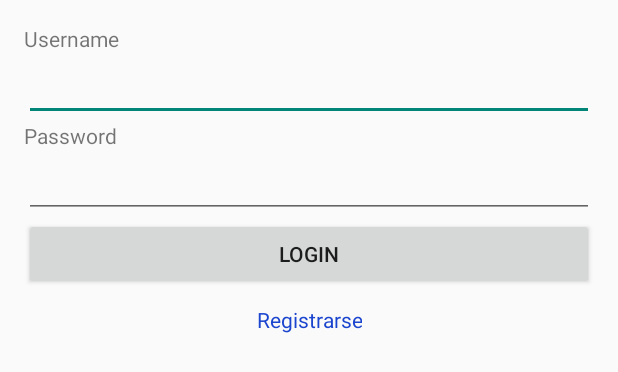
After one commit to lcuevas/VCS, an Android app: the layout activity_login.xml on its own in the app's theme, with its tools: preview values and no code run, on a phone screen of 412 x 824 dp. The commit adds this screen. Shown: the top 372 px of the screen. Run offline under Robolectric (Android 15) with nearby library versions, the phone set to English and light mode, and no system bars.

Commit message:
version ultima 11 de Marzo 09:47am

```diff
--- a/app/src/main/AndroidManifest.xml
+++ b/app/src/main/AndroidManifest.xml
@@ -11,7 +11,7 @@
         android:supportsRtl="true"
         android:theme="@style/AppTheme">
         <activity
-            android:name="com.eresvision.stv2.vista.Register"
+            android:name="com.eresvision.stv2.vista.Login"
             android:label="@string/app_name">
             <intent-filter>
                 <action android:name="android.intent.action.MAIN" />
@@ -20,6 +20,7 @@
             </intent-filter>
         </activity>
         <activity android:name="com.eresvision.stv2.vista.MainActivity"></activity>
+        <activity android:name="com.eresvision.stv2.vista.Register"></activity>
 
     </application>
 
--- a/app/src/main/java/com/eresvision/stv2/vista/MainActivity.java
+++ b/app/src/main/java/com/eresvision/stv2/vista/MainActivity.java
@@ -145,7 +145,7 @@ public class MainActivity extends AppCompatActivity {
         switch (item.getItemId()) {
 
             case R.id.action_logout:
-                Intent intent = new Intent(getApplicationContext(), Register.class);
+                Intent intent = new Intent(getApplicationContext(), Login.class);
                 this.startActivity(intent);
                 finish();
                 break;
--- /dev/null
+++ b/app/src/main/res/layout/activity_login.xml
@@ -0,0 +1,49 @@
+<?xml version="1.0" encoding="utf-8"?>
+<LinearLayout xmlns:android="http://schemas.android.com/apk/res/android"
+    xmlns:tools="http://schemas.android.com/tools" android:layout_width="match_parent"
+    android:orientation="vertical"
+    android:layout_height="match_parent" android:paddingLeft="@dimen/activity_horizontal_margin"
+    android:paddingRight="@dimen/activity_horizontal_margin"
+    android:paddingTop="@dimen/activity_vertical_margin"
+    android:paddingBottom="@dimen/activity_vertical_margin" tools:context="com.eresvision.stv2.vista.MainActivity">
+
+
+    <TextView
+        android:layout_width="wrap_content"
+        android:layout_height="wrap_content"
+        android:text="Username" />
+
+    <EditText
+        android:layout_width="match_parent"
+        android:layout_height="wrap_content"
+        android:id="@+id/editLoginUsername" />
+
+    <TextView
+        android:layout_width="wrap_content"
+        android:layout_height="wrap_content"
+        android:text="Password" />
+
+    <EditText
+        android:layout_width="match_parent"
+        android:layout_height="wrap_content"
+        android:password="true"
+        android:id="@+id/editLoginPassword" />
+
+    <Button
+        android:layout_width="match_parent"
+        android:layout_height="wrap_content"
+        android:text="Login"
+        android:id="@+id/buttonLogin" />
+
+    <TextView
+        android:layout_width="wrap_content"
+        android:layout_height="wrap_content"
+        android:text="Registrarse"
+        android:id="@+id/textViewRegistrarse"
+        android:layout_gravity="center_horizontal"
+        android:gravity="center_horizontal"
+        android:paddingTop="10dp"
+        android:textColor="#1b45ce" />
+
+
+</LinearLayout>
```
